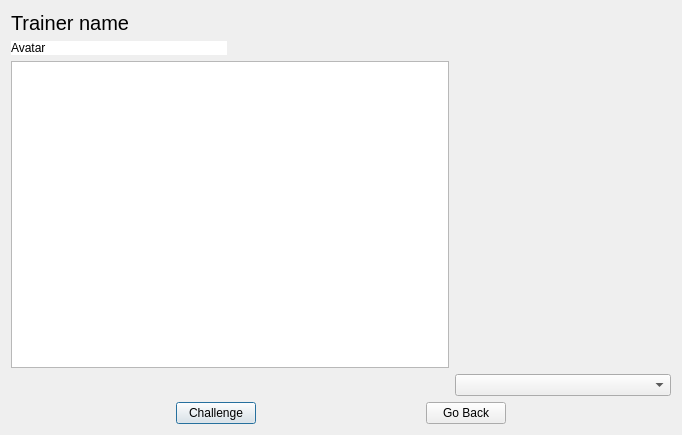
po-devs/pokemon-online, file src/Teambuilder/challengedialog.ui: the form before one commit.
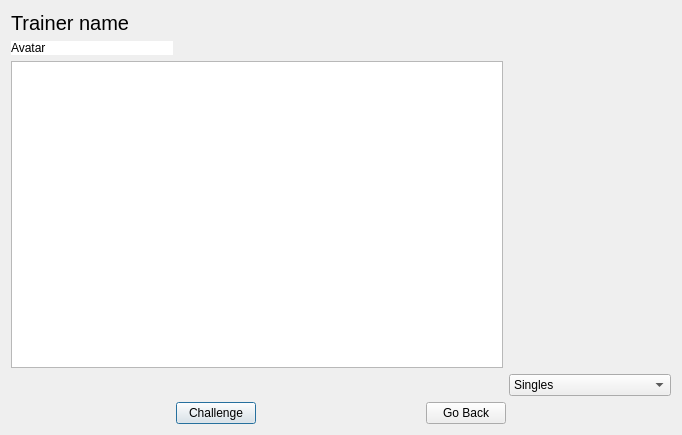
The form after the commit. Custom widgets are drawn as their Qt base class.

Commit message: added tier information in the challenge window

```diff
--- a/src/Teambuilder/challengedialog.ui
+++ b/src/Teambuilder/challengedialog.ui
@@ -26,6 +26,34 @@
    </item>
    <item>
     <layout class="QGridLayout" name="gridLayout">
+     <item row="0" column="3" rowspan="2">
+      <layout class="QVBoxLayout" name="clauses"/>
+     </item>
+     <item row="1" column="0" colspan="3">
+      <widget class="PokeTextEdit" name="description"/>
+     </item>
+     <item row="2" column="0" colspan="3">
+      <layout class="QHBoxLayout" name="teams"/>
+     </item>
+     <item row="2" column="3">
+      <widget class="QComboBox" name="mode">
+       <item>
+        <property name="text">
+         <string>Singles</string>
+        </property>
+       </item>
+       <item>
+        <property name="text">
+         <string>Doubles</string>
+        </property>
+       </item>
+       <item>
+        <property name="text">
+         <string>Triples</string>
+        </property>
+       </item>
+      </widget>
+     </item>
      <item row="0" column="0">
       <widget class="QLabel" name="avatar">
        <property name="styleSheet">
@@ -36,20 +64,14 @@
        </property>
       </widget>
      </item>
-     <item row="0" column="1">
-      <layout class="QGridLayout" name="tiers"/>
-     </item>
-     <item row="0" column="2" rowspan="2">
-      <layout class="QVBoxLayout" name="clauses"/>
-     </item>
-     <item row="1" column="0" colspan="2">
-      <widget class="QTextBrowser" name="description"/>
-     </item>
-     <item row="2" column="0" colspan="2">
-      <layout class="QHBoxLayout" name="teams"/>
-     </item>
-     <item row="2" column="2">
-      <widget class="QComboBox" name="mode"/>
+     <item row="0" column="1" colspan="2">
+      <widget class="QWidget" name="tierContainer" native="true">
+       <layout class="QGridLayout" name="gridLayout_2">
+        <property name="margin">
+         <number>0</number>
+        </property>
+       </layout>
+      </widget>
      </item>
     </layout>
    </item>
@@ -112,6 +134,13 @@
    </item>
   </layout>
  </widget>
+ <customwidgets>
+  <customwidget>
+   <class>PokeTextEdit</class>
+   <extends>QTextBrowser</extends>
+   <header>poketextedit.h</header>
+  </customwidget>
+ </customwidgets>
  <resources/>
  <connections/>
 </ui>
```
The commit also changes 7 other files.
